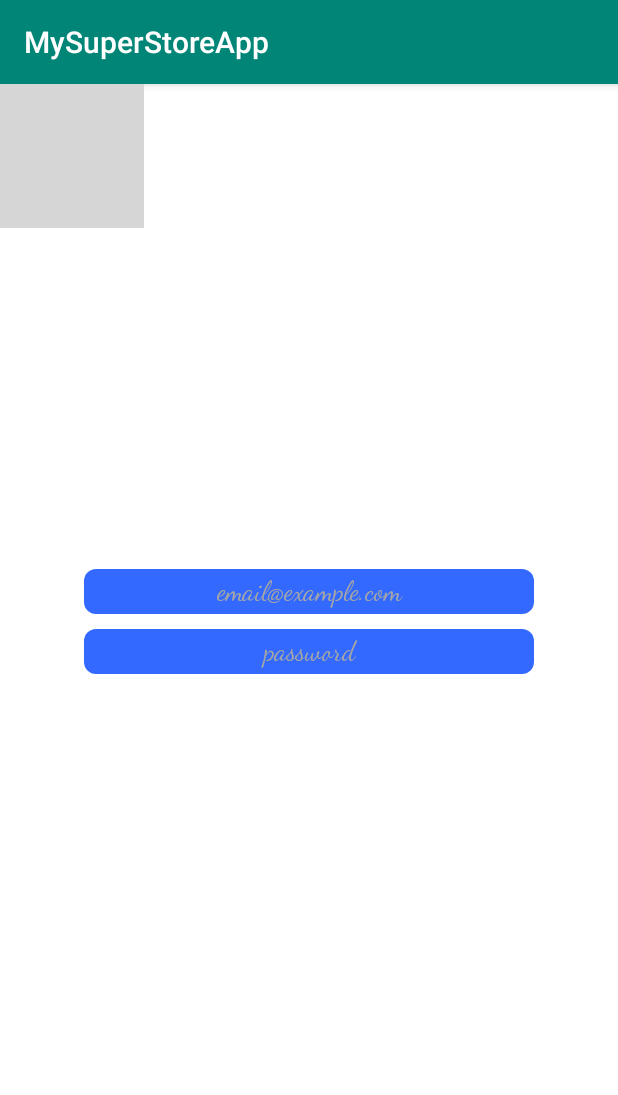
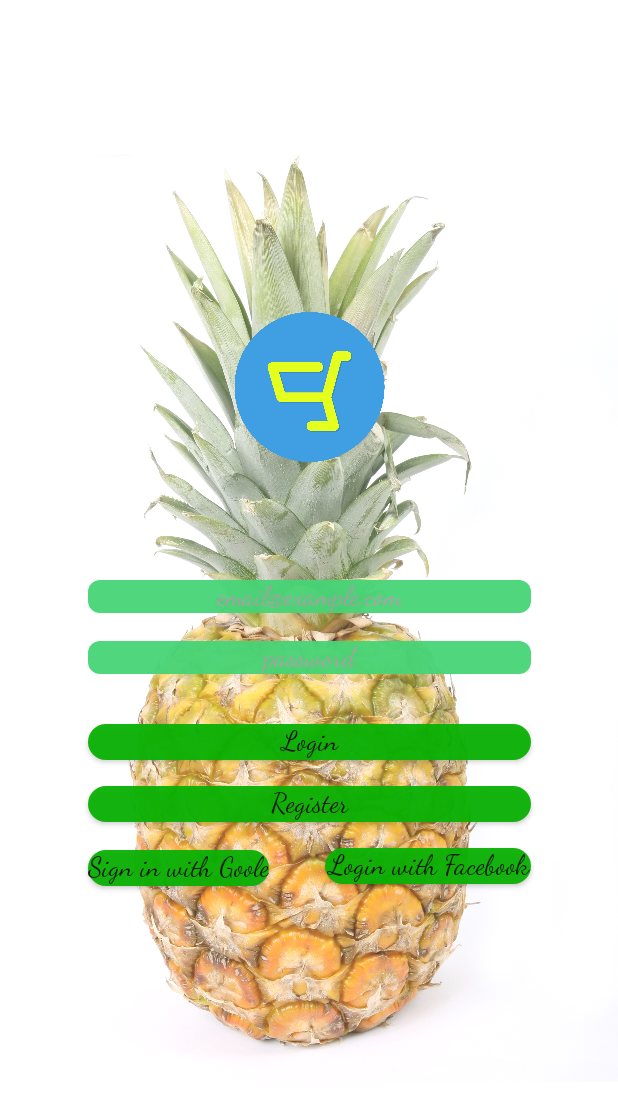
Before and after one commit to x-auth-token/MySuperStoreApp, an Android app: the screen it shows after launch (LoginActivity), on a phone screen of 412 x 824 dp. Shown: the top 1095 px of the screen. Run offline under Robolectric (Android 15) with nearby library versions, the phone set to English and light mode, and no system bars; Roboto replaces fonts that are not available here; grey boxes are pictures that could not be loaded.

Commit message:
Responsive Login Interface

```diff
--- a/app/src/main/java/com/pm/mysuperstoreapp/LoginActivity.java
+++ b/app/src/main/java/com/pm/mysuperstoreapp/LoginActivity.java
@@ -3,6 +3,7 @@ package com.pm.mysuperstoreapp;
 import androidx.appcompat.app.AppCompatActivity;
 
 import android.os.Bundle;
+import android.view.View;
 
 public class LoginActivity extends AppCompatActivity {
 
@@ -11,4 +12,7 @@ public class LoginActivity extends AppCompatActivity {
         super.onCreate(savedInstanceState);
         setContentView(R.layout.activity_login);
     }
+
+    public void login(View view) {
+    }
 }
--- a/app/src/main/res/drawable/rounded_button.xml
+++ b/app/src/main/res/drawable/rounded_button.xml
@@ -2,8 +2,6 @@
 <shape xmlns:android="http://schemas.android.com/apk/res/android"
     android:shape="rectangle">
     <solid android:color="#FF0AB104" />
-    <corners android:bottomRightRadius="8dp"
-        android:bottomLeftRadius="8dp"
-        android:topRightRadius="8dp"
-        android:topLeftRadius="8dp"/>
+    <corners android:radius="15dp" />
+
 </shape>
--- a/app/src/main/res/drawable/rounded_text_field.xml
+++ b/app/src/main/res/drawable/rounded_text_field.xml
@@ -1,9 +1,7 @@
 <?xml version="1.0" encoding="utf-8"?>
 <shape xmlns:android="http://schemas.android.com/apk/res/android"
     android:shape="rectangle">
-    <solid android:color="#2962FF" />
-    <corners android:bottomRightRadius="8dp"
-        android:bottomLeftRadius="8dp"
-        android:topRightRadius="8dp"
-        android:topLeftRadius="8dp"/>
+    <solid android:color="#47D476" />
+    <corners android:radius="8dp" />
+
 </shape>
--- a/app/src/main/res/layout/activity_login.xml
+++ b/app/src/main/res/layout/activity_login.xml
@@ -8,12 +8,65 @@
     android:background="#FFFFFF"
     tools:context=".LoginActivity">
 
+    <Button
+        android:id="@+id/facebookButton"
+        android:layout_width="137dp"
+        android:layout_height="24dp"
+        android:alpha="0.95"
+        android:background="@drawable/rounded_button"
+        android:fontFamily="cursive"
+        android:onClick="login"
+        android:text="Login with Facebook"
+        android:textAppearance="@style/TextAppearance.AppCompat.Small"
+        android:textColor="#0E0E0E"
+        android:textSize="18sp"
+        app:layout_constraintBottom_toBottomOf="@+id/backgroundImageView"
+        app:layout_constraintEnd_toStartOf="@+id/guideline2"
+        app:layout_constraintTop_toTopOf="@+id/backgroundImageView"
+        app:layout_constraintVertical_bias="0.707" />
+
+    <Button
+        android:id="@+id/googleButton"
+        android:layout_width="wrap_content"
+        android:layout_height="24dp"
+        android:alpha="0.95"
+        android:background="@drawable/rounded_button"
+        android:fontFamily="cursive"
+        android:onClick="login"
+        android:text="Sign in with Goole"
+        android:textAppearance="@style/TextAppearance.AppCompat.Small"
+        android:textColor="#0E0E0E"
+        android:textSize="18sp"
+        app:layout_constraintBottom_toBottomOf="@+id/backgroundImageView"
+        app:layout_constraintStart_toStartOf="@+id/guideline4"
+        app:layout_constraintTop_toTopOf="@+id/backgroundImageView"
+        app:layout_constraintVertical_bias="0.708" />
+
+    <Button
+        android:id="@+id/registerButton"
+        android:layout_width="0dp"
+        android:layout_height="24dp"
+        android:alpha="0.95"
+        android:background="@drawable/rounded_button"
+        android:fontFamily="cursive"
+        android:onClick="login"
+        android:text="Register"
+        android:textAppearance="@style/TextAppearance.AppCompat.Small"
+        android:textColor="#0E0E0E"
+        android:textSize="18sp"
+        app:layout_constraintBottom_toBottomOf="@+id/backgroundImageView"
+        app:layout_constraintEnd_toStartOf="@+id/guideline2"
+        app:layout_constraintHorizontal_bias="0.0"
+        app:layout_constraintStart_toStartOf="@+id/guideline4"
+        app:layout_constraintTop_toTopOf="@+id/backgroundImageView"
+        app:layout_constraintVertical_bias="0.655" />
+
     <ImageView
         android:id="@+id/backgroundImageView"
-        android:layout_width="wrap_content"
-        android:layout_height="wrap_content"
+        android:layout_width="0dp"
+        android:layout_height="0dp"
         android:alpha="0.8"
-        android:foreground="@drawable/fruits_background_login_activity"
+        android:contentDescription="TODO"
         android:textAlignment="center"
         app:layout_constraintBottom_toBottomOf="parent"
         app:layout_constraintEnd_toEndOf="parent"
@@ -21,26 +74,74 @@
         app:layout_constraintStart_toStartOf="parent"
         app:layout_constraintTop_toTopOf="parent"
         app:layout_constraintVertical_bias="0.0"
-        app:srcCompat="@drawable/fruits_background_login_activity" />
+        app:srcCompat="@drawable/ananas_background_login_activity" />
+
+    <androidx.constraintlayout.widget.Guideline
+        android:id="@+id/guideline"
+        android:layout_width="0dp"
+        android:layout_height="0dp"
+        android:orientation="horizontal"
+        app:layout_constraintGuide_begin="16dp" />
 
     <ImageView
         android:id="@+id/logoImageView"
-        android:layout_width="220dp"
-        android:layout_height="186dp"
-        android:layout_marginTop="40dp"
-        android:alpha="0.95"
-        app:layout_constraintEnd_toStartOf="@+id/backgroundImageView"
-        app:layout_constraintStart_toEndOf="@+id/backgroundImageView"
-        app:layout_constraintTop_toTopOf="parent"
+        android:layout_width="0dp"
+        android:layout_height="100dp"
+        android:alpha="1"
+        android:contentDescription="TODO"
+        app:layout_constraintBottom_toBottomOf="@+id/backgroundImageView"
+        app:layout_constraintEnd_toStartOf="@+id/guideline2"
+        app:layout_constraintStart_toStartOf="@+id/guideline4"
+        app:layout_constraintTop_toTopOf="@+id/guideline"
+        app:layout_constraintVertical_bias="0.271"
         app:srcCompat="@drawable/logo_login_activity" />
 
     <EditText
+        android:id="@+id/passwordField"
+        android:layout_width="0dp"
+        android:layout_height="wrap_content"
+        android:alpha="0.95"
+        android:background="@drawable/rounded_text_field"
+        android:ems="10"
+        android:fontFamily="cursive"
+        android:hint="password"
+        android:inputType="textPassword"
+        android:textAlignment="center"
+        android:textAppearance="@style/TextAppearance.AppCompat.Medium"
+        android:textColorHint="#A2A2A2"
+        android:textSize="18sp"
+        app:layout_constraintBottom_toBottomOf="@+id/backgroundImageView"
+        app:layout_constraintEnd_toStartOf="@+id/guideline2"
+        app:layout_constraintHorizontal_bias="0.0"
+        app:layout_constraintStart_toStartOf="@+id/guideline4"
+        app:layout_constraintTop_toTopOf="@+id/backgroundImageView"
+        app:layout_constraintVertical_bias="0.533" />
+
+    <Button
+        android:id="@+id/loginButton"
+        android:layout_width="0dp"
+        android:layout_height="24dp"
+        android:alpha="0.95"
+        android:background="@drawable/rounded_button"
+        android:fontFamily="cursive"
+        android:onClick="login"
+        android:text="Login"
+        android:textAppearance="@style/TextAppearance.AppCompat.Small"
+        android:textColor="#0E0E0E"
+        android:textSize="18sp"
+        app:layout_constraintBottom_toBottomOf="@+id/backgroundImageView"
+        app:layout_constraintEnd_toStartOf="@+id/guideline2"
+        app:layout_constraintHorizontal_bias="0.0"
+        app:layout_constraintStart_toStartOf="@+id/guideline4"
+        app:layout_constraintTop_toTopOf="@+id/backgroundImageView"
+        app:layout_constraintVertical_bias="0.603" />
+
+    <EditText
         android:id="@+id/emailField"
-        android:layout_width="300dp"
-        android:layout_height="30dp"
-        android:layout_marginTop="304dp"
-        android:layout_marginBottom="395dp"
+        android:layout_width="0dp"
+        android:layout_height="wrap_content"
         android:alpha="0.95"
+        android:autofillHints=""
         android:background="@drawable/rounded_text_field"
         android:ems="10"
         android:fontFamily="cursive"
@@ -52,53 +153,32 @@
         android:textColorHint="#A2A2A2"
         android:textSize="18sp"
         android:visibility="visible"
-        app:layout_constraintBottom_toBottomOf="parent"
-        app:layout_constraintEnd_toEndOf="parent"
-        app:layout_constraintHorizontal_bias="0.5"
-        app:layout_constraintStart_toEndOf="@+id/passwordField"
-        app:layout_constraintStart_toStartOf="parent"
-        app:layout_constraintTop_toTopOf="parent" />
+        app:layout_constraintBottom_toBottomOf="@+id/backgroundImageView"
+        app:layout_constraintEnd_toStartOf="@+id/guideline2"
+        app:layout_constraintHorizontal_bias="1.0"
+        app:layout_constraintStart_toStartOf="@+id/guideline4"
+        app:layout_constraintTop_toTopOf="@+id/backgroundImageView"
+        app:layout_constraintVertical_bias="0.482" />
 
-    <EditText
-        android:id="@+id/passwordField"
-        android:layout_width="300dp"
-        android:layout_height="30dp"
-        android:layout_marginTop="324dp"
-        android:layout_marginBottom="335dp"
-        android:alpha="0.95"
-        android:background="@drawable/rounded_text_field"
-        android:ems="10"
-        android:fontFamily="cursive"
-        android:hint="password"
-        android:inputType="textPassword"
-        android:textAlignment="center"
-        android:textAppearance="@style/TextAppearance.AppCompat.Medium"
-        android:textColorHint="#A2A2A2"
-        android:textSize="18sp"
-        app:layout_constraintBottom_toBottomOf="parent"
-        app:layout_constraintEnd_toEndOf="parent"
-        app:layout_constraintHorizontal_bias="0.5"
-        app:layout_constraintStart_toEndOf="@+id/emailField"
-        app:layout_constraintStart_toStartOf="parent"
-        app:layout_constraintTop_toTopOf="parent" />
+    <androidx.constraintlayout.widget.Guideline
+        android:id="@+id/guideline2"
+        android:layout_width="wrap_content"
+        android:layout_height="wrap_content"
+        android:orientation="vertical"
+        app:layout_constraintGuide_end="58dp" />
 
-    <Button
-        android:id="@+id/loginButton"
-        android:layout_width="300dp"
-        android:layout_height="49dp"
-        android:layout_marginTop="418dp"
-        android:layout_marginBottom="266dp"
-        android:background="@drawable/rounded_button"
+    <androidx.constraintlayout.widget.Guideline
+        android:id="@+id/guideline4"
+        android:layout_width="wrap_content"
+        android:layout_height="wrap_content"
+        android:orientation="vertical"
+        app:layout_constraintGuide_begin="59dp" />
 
-        android:fontFamily="cursive"
-        android:text="Login"
-        android:textAppearance="@style/TextAppearance.AppCompat.Small"
-        android:textColor="#0E0E0E"
-        android:textSize="30sp"
-        app:layout_constraintBottom_toBottomOf="parent"
-        app:layout_constraintEnd_toStartOf="@+id/backgroundImageView"
-        app:layout_constraintHorizontal_bias="0.5"
-        app:layout_constraintStart_toEndOf="@+id/backgroundImageView"
-        app:layout_constraintTop_toTopOf="parent" />
+    <androidx.constraintlayout.widget.Guideline
+        android:id="@+id/guideline12"
+        android:layout_width="wrap_content"
+        android:layout_height="wrap_content"
+        android:orientation="horizontal"
+        app:layout_constraintGuide_end="51dp" />
 
 </androidx.constraintlayout.widget.ConstraintLayout>
--- a/app/src/main/res/values/styles.xml
+++ b/app/src/main/res/values/styles.xml
@@ -1,7 +1,7 @@
 <resources>
 
     <!-- Base application theme. -->
-    <style name="AppTheme" parent="Theme.AppCompat.Light.DarkActionBar">
+    <style name="AppTheme" parent="Theme.AppCompat.Light.NoActionBar">
         <!-- Customize your theme here. -->
         <item name="colorPrimary">@color/colorPrimary</item>
         <item name="colorPrimaryDark">@color/colorPrimaryDark</item>
```
Also changed, not shown: app/src/main/res/drawable/ananas_background_login_activity.jpg (added).
